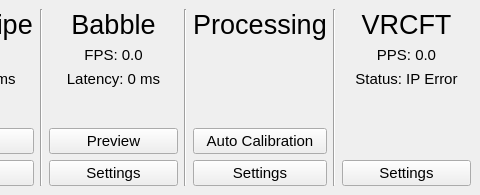
Qt form FoxyFace/src/ui/qtcreator/MainWindow.ui (Jeka8833/FoxyFace) before a commit; both pictures show x 249 to 729 and y 0 to 195 of the 729 by 195 pixel window.
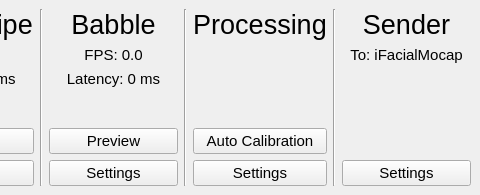
The same form after that commit.

Commit message:
Update user interface to replace VRCFT with Sender settings
- Refactored UI labels from VRCFT-specific to generic sender-related terms.
- Added `SenderSettings` UI file to the project.
- Updated main window interface to reflect new sender information display.
- Included the new `SenderSettings` module in the project requirements and imports.

```diff
--- a/FoxyFace/src/ui/qtcreator/MainWindow.ui
+++ b/FoxyFace/src/ui/qtcreator/MainWindow.ui
@@ -352,7 +352,7 @@
          </font>
         </property>
         <property name="text">
-         <string>VRCFT</string>
+         <string>Sender</string>
         </property>
         <property name="alignment">
          <set>Qt::AlignmentFlag::AlignCenter</set>
@@ -367,7 +367,7 @@
          </font>
         </property>
         <property name="text">
-         <string>PPS: 0.0</string>
+         <string>To: iFacialMocap</string>
         </property>
         <property name="alignment">
          <set>Qt::AlignmentFlag::AlignCenter</set>
@@ -375,22 +375,7 @@
        </widget>
       </item>
       <item>
-       <widget class="QLabel" name="vrcft_status_lbl">
-        <property name="font">
-         <font>
-          <pointsize>11</pointsize>
-         </font>
-        </property>
-        <property name="text">
-         <string>Status: IP Error</string>
-        </property>
-        <property name="alignment">
-         <set>Qt::AlignmentFlag::AlignCenter</set>
-        </property>
-       </widget>
-      </item>
-      <item>
-       <spacer name="vrcft_spacer">
+       <spacer name="sender_spacer">
         <property name="orientation">
          <enum>Qt::Orientation::Vertical</enum>
         </property>
```
Left out of the diff: 4 changed lines with no effect on the pictures. The commit also changes 5 other files.
